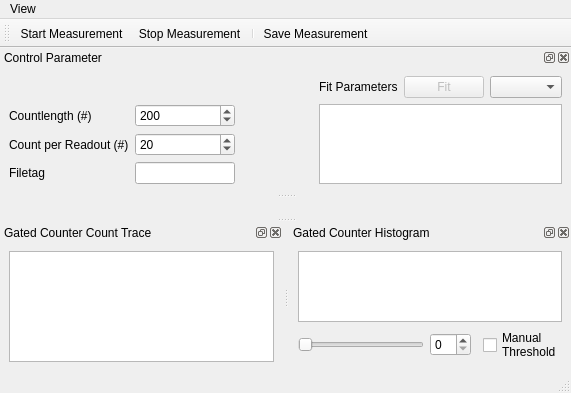
This is gui/gated_counter/ui_gated_counter_gui.ui in Ulm-IQO/qudi as Qt 5 draws it before an edit. The edited form follows.
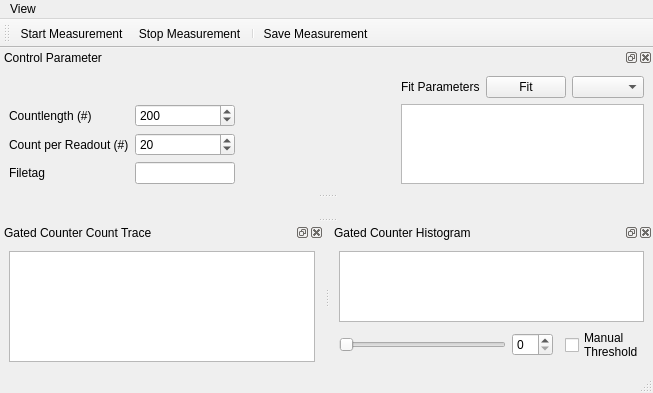
This is the edited form. Icons and pictures are not drawn. Custom widgets are drawn as their Qt base class.

Commit message:
Adding Fit functions to gated counter.
Starting to adjust constraints

changed the _substitute_parameter method in general methods to substitute parameters with a dictionary instead of a parameter object.

Diff of the .ui file:
```diff
--- a/gui/gated_counter/ui_gated_counter_gui.ui
+++ b/gui/gated_counter/ui_gated_counter_gui.ui
@@ -6,7 +6,7 @@
    <rect>
     <x>0</x>
     <y>0</y>
-    <width>571</width>
+    <width>653</width>
     <height>393</height>
    </rect>
   </property>
@@ -21,7 +21,7 @@
     <rect>
      <x>0</x>
      <y>0</y>
-     <width>571</width>
+     <width>653</width>
      <height>21</height>
     </rect>
    </property>
@@ -274,7 +274,7 @@
        <item row="0" column="4">
         <widget class="QPushButton" name="fit_PushButton">
          <property name="enabled">
-          <bool>false</bool>
+          <bool>true</bool>
          </property>
          <property name="text">
           <string>Fit</string>
```
Left out of the diff: 2 changed lines with no effect on the pictures. The commit also changes 11 other files.
